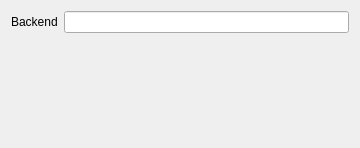
Old version of the form src/librssguard/gui/settings/settingsmediaplayer.ui in the repository martinrotter/rssguard.
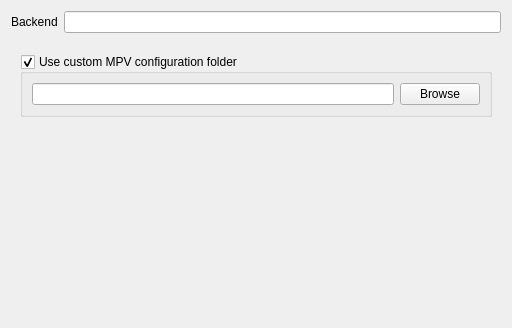
New version of the form. The open tabs and pages were chosen to show the change. Custom widgets are drawn as their Qt base class.

Patch:
```diff
--- a/src/librssguard/gui/settings/settingsmediaplayer.ui
+++ b/src/librssguard/gui/settings/settingsmediaplayer.ui
@@ -6,8 +6,8 @@
    <rect>
     <x>0</x>
     <y>0</y>
-    <width>360</width>
-    <height>148</height>
+    <width>512</width>
+    <height>328</height>
    </rect>
   </property>
   <layout class="QFormLayout" name="formLayout">
@@ -28,7 +28,45 @@
    <item row="2" column="0" colspan="2">
     <widget class="QStackedWidget" name="stackedWidget">
      <widget class="QWidget" name="m_pageQtMultimedia"/>
-     <widget class="QWidget" name="m_pageLibmpv"/>
+     <widget class="QWidget" name="m_pageLibmpv">
+      <layout class="QFormLayout" name="formLayout_2">
+       <item row="0" column="0" colspan="2">
+        <widget class="QGroupBox" name="m_gbMpvCustomConfigFolder">
+         <property name="title">
+          <string>Use custom MPV configuration folder</string>
+         </property>
+         <property name="checkable">
+          <bool>true</bool>
+         </property>
+         <layout class="QHBoxLayout" name="horizontalLayout">
+          <item>
+           <widget class="QLineEdit" name="m_txtMpvConfigFolder"/>
+          </item>
+          <item>
+           <widget class="QPushButton" name="m_btnMpvConfigFolder">
+            <property name="text">
+             <string>Browse</string>
+            </property>
+           </widget>
+          </item>
+         </layout>
+        </widget>
+       </item>
+       <item row="1" column="0" colspan="2">
+        <spacer name="verticalSpacer">
+         <property name="orientation">
+          <enum>Qt::Vertical</enum>
+         </property>
+         <property name="sizeHint" stdset="0">
+          <size>
+           <width>20</width>
+           <height>40</height>
+          </size>
+         </property>
+        </spacer>
+       </item>
+      </layout>
+     </widget>
      <widget class="QWidget" name="m_pageNothing"/>
     </widget>
    </item>
```
Left out of the diff: 2 changed lines with no effect on the pictures.
